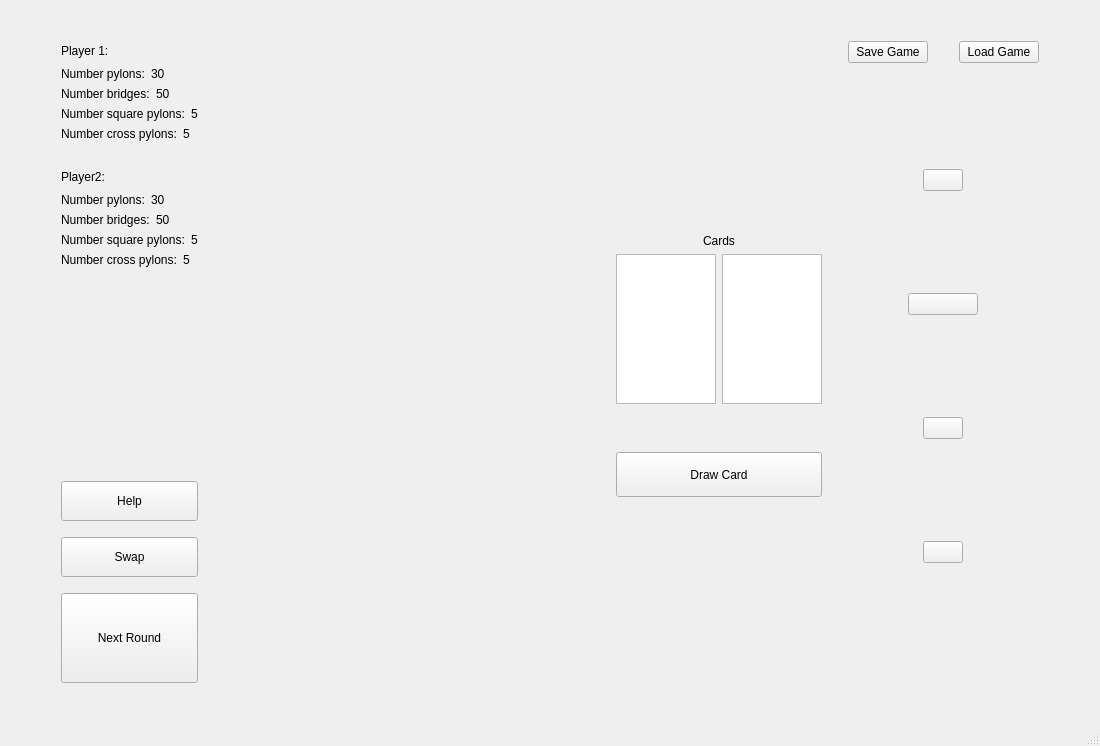
First picture: the form in GUI/GameWindow.ui, repository Offuru/Left-4-Code, before the edit.
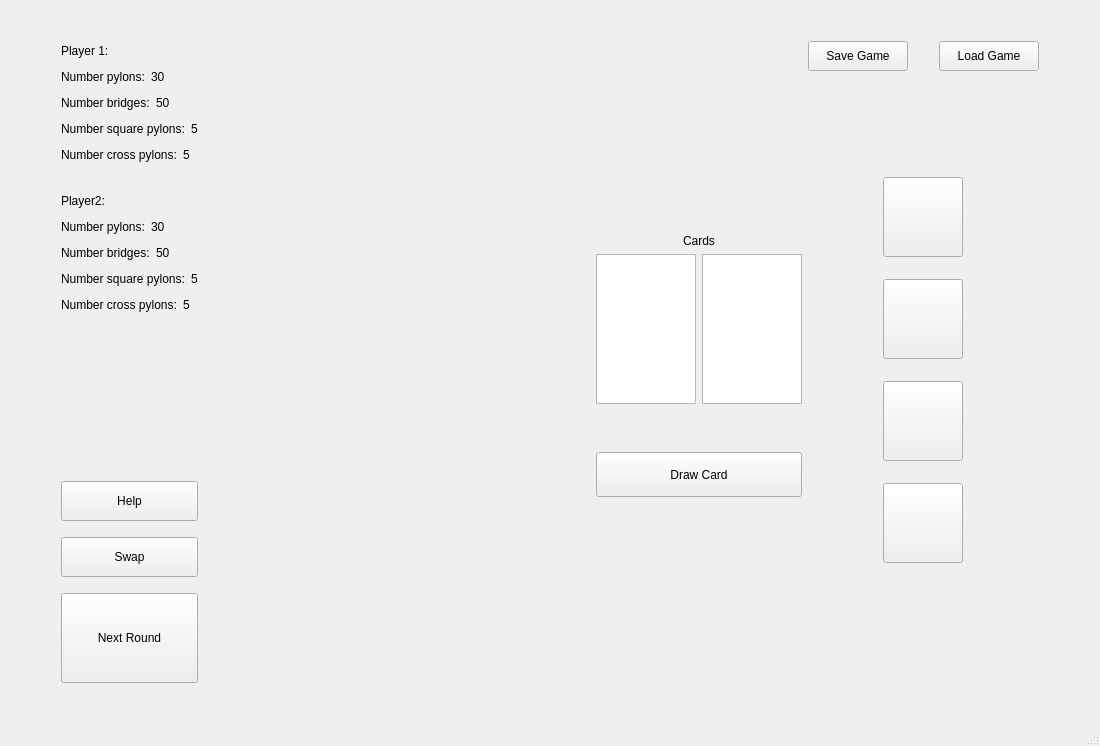
Second picture: the form after the edit. Icons and pictures are not drawn.

```diff
--- a/GUI/GameWindow.ui
+++ b/GUI/GameWindow.ui
@@ -32,13 +32,6 @@
          <layout class="QVBoxLayout" name="verticalLayout_2">
           <item>
            <layout class="QGridLayout" name="gridLayout_10">
-            <item row="0" column="0">
-             <widget class="QLabel" name="player1Label">
-              <property name="text">
-               <string>Player 1:</string>
-              </property>
-             </widget>
-            </item>
             <item row="0" column="2">
              <widget class="QLabel" name="player1NameLabel">
               <property name="text">
@@ -62,6 +55,26 @@
               </property>
              </spacer>
             </item>
+            <item row="0" column="0">
+             <widget class="QLabel" name="player1Label">
+              <property name="text">
+               <string>Player 1:</string>
+              </property>
+             </widget>
+            </item>
+            <item row="0" column="3">
+             <spacer name="horizontalSpacer_6">
+              <property name="orientation">
+               <enum>Qt::Horizontal</enum>
+              </property>
+              <property name="sizeHint" stdset="0">
+               <size>
+                <width>40</width>
+                <height>20</height>
+               </size>
+              </property>
+             </spacer>
+            </item>
            </layout>
           </item>
           <item>
@@ -80,17 +93,23 @@
               </property>
              </widget>
             </item>
+            <item row="0" column="2">
+             <spacer name="horizontalSpacer_7">
+              <property name="orientation">
+               <enum>Qt::Horizontal</enum>
+              </property>
+              <property name="sizeHint" stdset="0">
+               <size>
+                <width>40</width>
+                <height>20</height>
+               </size>
+              </property>
+             </spacer>
+            </item>
            </layout>
           </item>
           <item>
            <layout class="QGridLayout" name="gridLayout_15">
-            <item row="0" column="1">
-             <widget class="QLabel" name="noBridgesPlayer1Label">
-              <property name="text">
-               <string>50</string>
-              </property>
-             </widget>
-            </item>
             <item row="0" column="0">
              <widget class="QLabel" name="noBridges1Label">
               <property name="text">
@@ -98,17 +117,30 @@
               </property>
              </widget>
             </item>
+            <item row="0" column="1">
+             <widget class="QLabel" name="noBridgesPlayer1Label">
+              <property name="text">
+               <string>50</string>
+              </property>
+             </widget>
+            </item>
+            <item row="0" column="2">
+             <spacer name="horizontalSpacer_8">
+              <property name="orientation">
+               <enum>Qt::Horizontal</enum>
+              </property>
+              <property name="sizeHint" stdset="0">
+               <size>
+                <width>40</width>
+                <height>20</height>
+               </size>
+              </property>
+             </spacer>
+            </item>
            </layout>
           </item>
           <item>
            <layout class="QGridLayout" name="gridLayout_14">
-            <item row="0" column="0">
-             <widget class="QLabel" name="noSqPylons1Label">
-              <property name="text">
-               <string>Number square pylons:</string>
-              </property>
-             </widget>
-            </item>
             <item row="0" column="1">
              <widget class="QLabel" name="noSqPylonsPlayer1Label">
               <property name="text">
@@ -116,6 +148,26 @@
               </property>
              </widget>
             </item>
+            <item row="0" column="0">
+             <widget class="QLabel" name="noSqPylons1Label">
+              <property name="text">
+               <string>Number square pylons:</string>
+              </property>
+             </widget>
+            </item>
+            <item row="0" column="2">
+             <spacer name="horizontalSpacer_9">
+              <property name="orientation">
+               <enum>Qt::Horizontal</enum>
+              </property>
+              <property name="sizeHint" stdset="0">
+               <size>
+                <width>40</width>
+                <height>20</height>
+               </size>
+              </property>
+             </spacer>
+            </item>
            </layout>
           </item>
           <item>
@@ -134,6 +186,19 @@
               </property>
              </widget>
             </item>
+            <item row="0" column="2">
+             <spacer name="horizontalSpacer_10">
+              <property name="orientation">
+               <enum>Qt::Horizontal</enum>
+              </property>
+              <property name="sizeHint" stdset="0">
+               <size>
+                <width>40</width>
+                <height>20</height>
+               </size>
+              </property>
+             </spacer>
+            </item>
            </layout>
           </item>
           <item>
@@ -184,17 +249,23 @@
               </property>
              </widget>
             </item>
+            <item>
+             <spacer name="horizontalSpacer_5">
+              <property name="orientation">
+               <enum>Qt::Horizontal</enum>
+              </property>
+              <property name="sizeHint" stdset="0">
+               <size>
+                <width>40</width>
+                <height>20</height>
+               </size>
+              </property>
+             </spacer>
+            </item>
            </layout>
           </item>
           <item>
            <layout class="QGridLayout" name="gridLayout_13">
-            <item row="0" column="1">
-             <widget class="QLabel" name="noPylonsPlayer2Label">
-              <property name="text">
-               <string>30</string>
-              </property>
-             </widget>
-            </item>
             <item row="0" column="0">
              <widget class="QLabel" name="noPylons2Label">
               <property name="text">
@@ -202,17 +273,30 @@
               </property>
              </widget>
             </item>
+            <item row="0" column="1">
+             <widget class="QLabel" name="noPylonsPlayer2Label">
+              <property name="text">
+               <string>30</string>
+              </property>
+             </widget>
+            </item>
+            <item row="0" column="2">
+             <spacer name="horizontalSpacer_11">
+              <property name="orientation">
+               <enum>Qt::Horizontal</enum>
+              </property>
+              <property name="sizeHint" stdset="0">
+               <size>
+                <width>40</width>
+                <height>20</height>
+               </size>
+              </property>
+             </spacer>
+            </item>
            </layout>
           </item>
           <item>
            <layout class="QGridLayout" name="gridLayout_20">
-            <item row="0" column="0">
-             <widget class="QLabel" name="noBridges2Label">
-              <property name="text">
-               <string>Number bridges:</string>
-              </property>
-             </widget>
-            </item>
             <item row="0" column="1">
              <widget class="QLabel" name="noBridgesPlayer2Label">
               <property name="text">
@@ -220,17 +304,30 @@
               </property>
              </widget>
             </item>
+            <item row="0" column="0">
+             <widget class="QLabel" name="noBridges2Label">
+              <property name="text">
+               <string>Number bridges:</string>
+              </property>
+             </widget>
+            </item>
+            <item row="0" column="2">
+             <spacer name="horizontalSpacer_12">
+              <property name="orientation">
+               <enum>Qt::Horizontal</enum>
+              </property>
+              <property name="sizeHint" stdset="0">
+               <size>
+                <width>40</width>
+                <height>20</height>
+               </size>
+              </property>
+             </spacer>
+            </item>
            </layout>
           </item>
           <item>
            <layout class="QGridLayout" name="gridLayout_19">
-            <item row="0" column="0">
-             <widget class="QLabel" name="noSqPylons2Label">
-              <property name="text">
-               <string>Number square pylons:</string>
-              </property>
-             </widget>
-            </item>
             <item row="0" column="1">
              <widget class="QLabel" name="noSqPylonsPlayer2Label">
               <property name="text">
@@ -238,17 +335,30 @@
               </property>
              </widget>
             </item>
+            <item row="0" column="0">
+             <widget class="QLabel" name="noSqPylons2Label">
+              <property name="text">
+               <string>Number square pylons:</string>
+              </property>
+             </widget>
+            </item>
+            <item row="0" column="2">
+             <spacer name="horizontalSpacer_13">
+              <property name="orientation">
+               <enum>Qt::Horizontal</enum>
+              </property>
+              <property name="sizeHint" stdset="0">
+               <size>
+                <width>40</width>
+                <height>20</height>
+               </size>
+              </property>
+             </spacer>
+            </item>
            </layout>
           </item>
           <item>
            <layout class="QGridLayout" name="gridLayout_18">
-            <item row="0" column="0">
-             <widget class="QLabel" name="noCsPylons2Label">
-              <property name="text">
-               <string>Number cross pylons:</string>
-              </property>
-             </widget>
-            </item>
             <item row="0" column="1">
              <widget class="QLabel" name="noCsPylonsPlayer2Label">
               <property name="text">
@@ -256,6 +366,26 @@
               </property>
              </widget>
             </item>
+            <item row="0" column="0">
+             <widget class="QLabel" name="noCsPylons2Label">
+              <property name="text">
+               <string>Number cross pylons:</string>
+              </property>
+             </widget>
+            </item>
+            <item row="0" column="2">
+             <spacer name="horizontalSpacer_14">
+              <property name="orientation">
+               <enum>Qt::Horizontal</enum>
+              </property>
+              <property name="sizeHint" stdset="0">
+               <size>
+                <width>40</width>
+                <height>20</height>
+               </size>
+              </property>
+             </spacer>
+            </item>
            </layout>
           </item>
          </layout>
@@ -391,7 +521,7 @@
        <number>180</number>
       </property>
       <property name="rightMargin">
-       <number>20</number>
+       <number>0</number>
       </property>
       <property name="bottomMargin">
        <number>180</number>
@@ -538,6 +668,18 @@
        <layout class="QGridLayout" name="gridLayout">
         <item row="0" column="0">
          <widget class="QPushButton" name="saveGameButton">
+          <property name="sizePolicy">
+           <sizepolicy hsizetype="Minimum" vsizetype="Fixed">
+            <horstretch>0</horstretch>
+            <verstretch>0</verstretch>
+           </sizepolicy>
+          </property>
+          <property name="minimumSize">
+           <size>
+            <width>100</width>
+            <height>30</height>
+           </size>
+          </property>
           <property name="text">
            <string>Save Game</string>
           </property>
@@ -561,6 +703,12 @@
         </item>
         <item row="0" column="2">
          <widget class="QPushButton" name="loadGameButton">
+          <property name="minimumSize">
+           <size>
+            <width>100</width>
+            <height>30</height>
+           </size>
+          </property>
           <property name="text">
            <string>Load Game</string>
           </property>
@@ -583,10 +731,16 @@
       </item>
       <item row="4" column="1" alignment="Qt::AlignHCenter|Qt::AlignVCenter">
        <widget class="QPushButton" name="squareConfig2Button">
+        <property name="sizePolicy">
+         <sizepolicy hsizetype="Minimum" vsizetype="Fixed">
+          <horstretch>0</horstretch>
+          <verstretch>1</verstretch>
+         </sizepolicy>
+        </property>
         <property name="minimumSize">
          <size>
-          <width>70</width>
-          <height>0</height>
+          <width>80</width>
+          <height>80</height>
          </size>
         </property>
         <property name="maximumSize">
@@ -641,6 +795,18 @@
       </item>
       <item row="9" column="1" alignment="Qt::AlignHCenter|Qt::AlignVCenter">
        <widget class="QPushButton" name="crossConfig2Button">
+        <property name="sizePolicy">
+         <sizepolicy hsizetype="Minimum" vsizetype="Fixed">
+          <horstretch>0</horstretch>
+          <verstretch>1</verstretch>
+         </sizepolicy>
+        </property>
+        <property name="minimumSize">
+         <size>
+          <width>80</width>
+          <height>80</height>
+         </size>
+        </property>
         <property name="maximumSize">
          <size>
           <width>70</width>
@@ -667,15 +833,21 @@
         <property name="enabled">
          <bool>true</bool>
         </property>
+        <property name="sizePolicy">
+         <sizepolicy hsizetype="Minimum" vsizetype="Fixed">
+          <horstretch>0</horstretch>
+          <verstretch>1</verstretch>
+         </sizepolicy>
+        </property>
         <property name="minimumSize">
          <size>
-          <width>0</width>
-          <height>0</height>
+          <width>80</width>
+          <height>80</height>
          </size>
         </property>
         <property name="maximumSize">
          <size>
-          <width>70</width>
+          <width>80</width>
           <height>16777215</height>
          </size>
         </property>
@@ -715,6 +887,18 @@
       </item>
       <item row="7" column="1" alignment="Qt::AlignHCenter">
        <widget class="QPushButton" name="crossConfig1Button">
+        <property name="sizePolicy">
+         <sizepolicy hsizetype="Minimum" vsizetype="Fixed">
+          <horstretch>0</horstretch>
+          <verstretch>1</verstretch>
+         </sizepolicy>
+        </property>
+        <property name="minimumSize">
+         <size>
+          <width>80</width>
+          <height>80</height>
+         </size>
+        </property>
         <property name="maximumSize">
          <size>
           <width>70</width>
```
